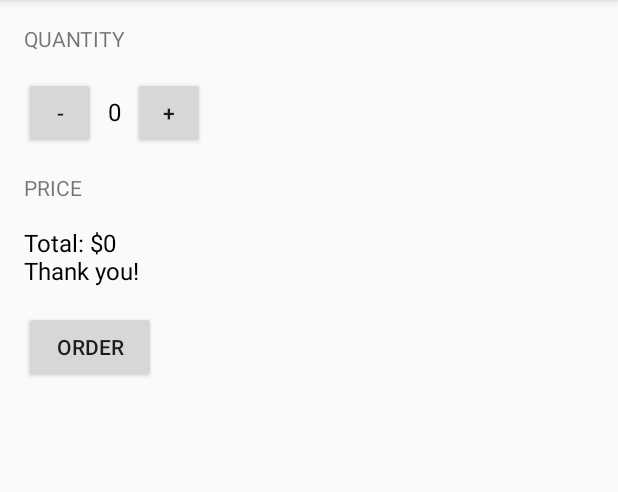
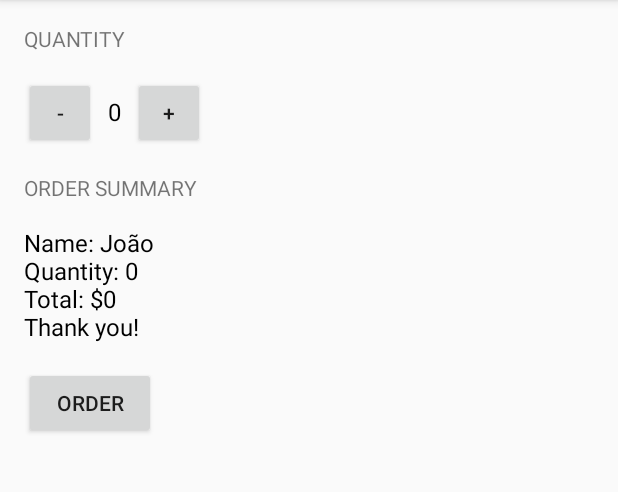
Before and after one commit to JPLLopes/JustJavaApp, an Android app: the screen it shows after launch (MainActivity), after a tap on "ORDER", on a phone screen of 412 x 824 dp, the part 84-576 px from its top. Run offline under Robolectric (Android 15) with nearby library versions, the phone set to English and light mode, and no system bars.

Commit message:
Added a method to create an order summary when the user clicks the order button and a method to calculate the price of the order

```diff
--- a/app/src/main/java/projetos/joao/justjava/MainActivity.java
+++ b/app/src/main/java/projetos/joao/justjava/MainActivity.java
@@ -24,11 +24,30 @@ public class MainActivity extends AppCompatActivity {
      * This method is called when the order button is clicked.
      */
     public void submitOrder(View view) {
-        int price = quantity * 5;
-        String priceMessage = "Total: $" + price + "\n";
+        int price = calculatePrice();
+        String orderSummary = createOrderSummary(price);
 
-        priceMessage = priceMessage + "Thank you!";
-        displayMessage(priceMessage);
+        displayMessage(orderSummary);
+    }
+
+    /**
+     *
+     * Creates a summary of the order.
+     *
+     * @return order summary
+     */
+    private String createOrderSummary(int price){
+        String orderSummary = "Name: João" + "\nQuantity: " + quantity + "\nTotal: $" + price + "\nThank you!";
+
+        return orderSummary;
+    }
+    /**
+     * Calculates the price of the order.
+     *
+     * @return total price of the order
+     */
+    private int calculatePrice() {
+        return quantity * 5;
     }
 
     /**
@@ -40,26 +59,24 @@ public class MainActivity extends AppCompatActivity {
     }
 
     /**
-     * This method displays the given price on the screen.
+     * This method displays the given text on the screen.
      */
-    private void displayPrice(int number) {
-        TextView priceTextView = (TextView) findViewById(R.id.price_text_view);
-        priceTextView.setText(NumberFormat.getCurrencyInstance().format(number));
+    private void displayMessage(String message) {
+        TextView orderSummaryTextView = (TextView) findViewById(R.id.order_summary_text_view);
+        orderSummaryTextView.setText(message);
     }
 
     /**
-     * This method displays the given text on the screen.
+     * This method is called when the plus button is clicked.
      */
-    private void displayMessage(String message) {
-        TextView priceTextView = (TextView) findViewById(R.id.price_text_view);
-        priceTextView.setText(message);
-    }
-
     public void increment(View view){
         quantity++;
         displayQuantity(quantity);
     }
 
+    /**
+     * This method is called when the minus button is clicked.
+     */
     public void decrement(View view){
         quantity--;
         displayQuantity(quantity);
--- a/app/src/main/res/layout/activity_main.xml
+++ b/app/src/main/res/layout/activity_main.xml
@@ -50,11 +50,11 @@
         android:layout_height="wrap_content"
         android:layout_marginStart="16dp"
         android:layout_marginTop="16dp"
-        android:text="@string/price_text_view_header"
+        android:text="@string/order_summary_text_view_header"
         android:textAllCaps="true" />
 
     <TextView
-        android:id="@+id/price_text_view"
+        android:id="@+id/order_summary_text_view"
         android:layout_width="wrap_content"
         android:layout_height="wrap_content"
         android:layout_marginStart="16dp"
--- a/app/src/main/res/values/strings.xml
+++ b/app/src/main/res/values/strings.xml
@@ -2,7 +2,7 @@
     <string name="app_name">Just Java</string>
     <string name="quantity_text_view_header">Quantity</string>
     <string name="order_button_text">Order</string>
-    <string name="price_text_view_header">Price</string>
+    <string name="order_summary_text_view_header">Order Summary</string>
     <string name="initial_price_value">0</string>
     <string name="minus_button_text">-</string>
     <string name="plus_button_text">+</string>
--- a/build.gradle
+++ b/build.gradle
@@ -7,7 +7,7 @@ buildscript {
         jcenter()
     }
     dependencies {
-        classpath 'com.android.tools.build:gradle:3.1.0'
+        classpath 'com.android.tools.build:gradle:3.1.1'
 
 
         // NOTE: Do not place your application dependencies here; they belong
```
